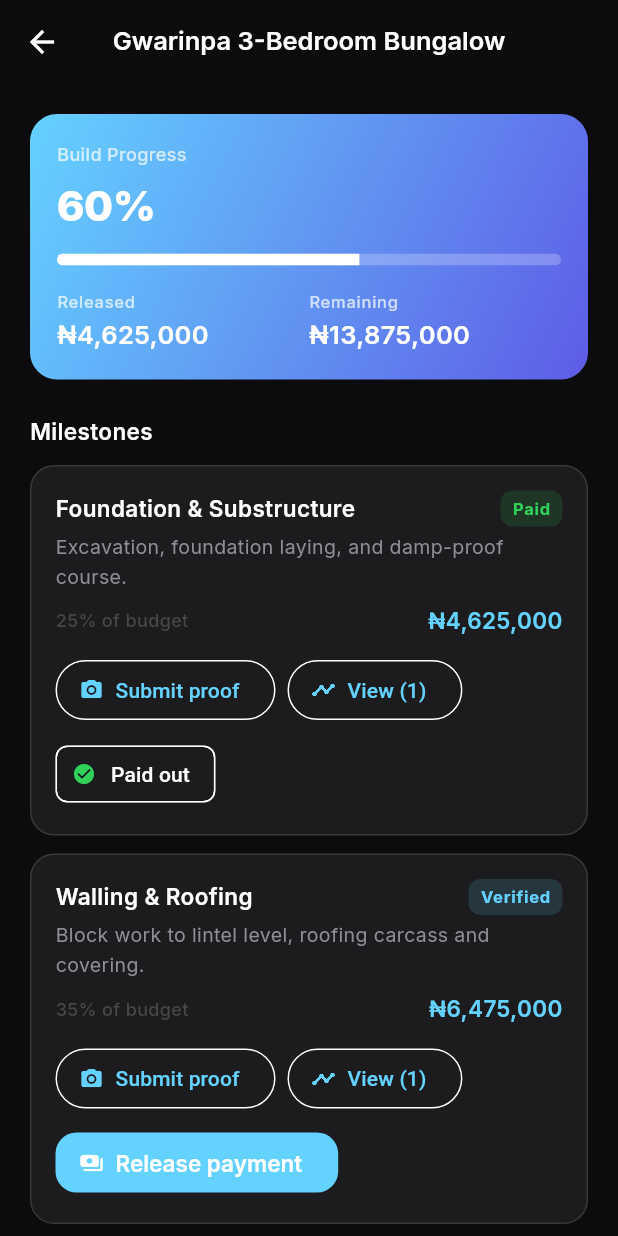
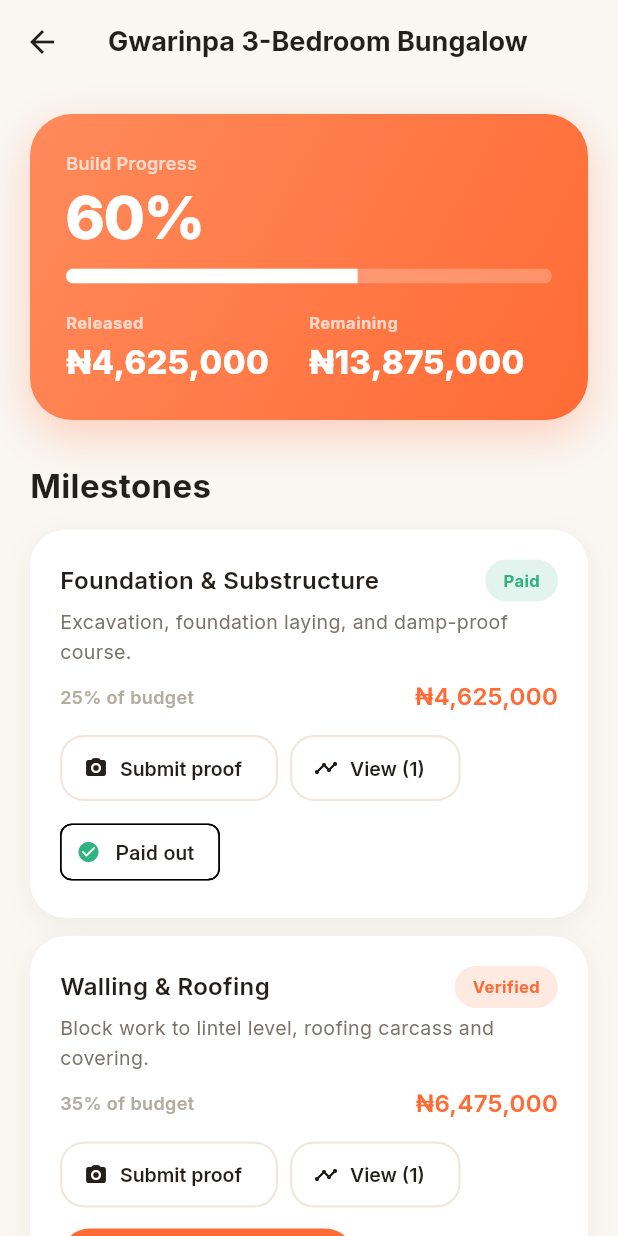
Before and after one commit to akinomosewo-cpu/buildwatch_ng, a Flutter app: the screen it shows after launch, after a tap on "Track build remotely", on a phone screen of 412 x 824 dp. Run offline on Flutter 3.47's test engine with Material 3 defaults, Android fonts, the phone set to English and light mode, and no system bars; our stand-ins replace bloc, camera, equatable, flutter_animate, flutter_bloc, gap and 2 more.

Commit message:
Redesign theme to warm light aesthetic with soft cards and chips
Switch the app theme from flat dark to a soft off-white/pastel light
palette with a single vibrant orange accent, bump card and button
border radii to 20-28px, replace flat borders with soft box-shadows,
increase display/headline type scale for stats and section titles,
and turn status labels into full-pill accent chips on the home
timeline and milestone payment screens. No route, logic, or
business-rule changes.

Co-Authored-By: Claude Sonnet 5 <noreply@anthropic.com>
Claude-Session: https://claude.ai/code/session_01J3m4FwQPKhnbpsGTtN5779

```diff
--- a/buildwatch_ng/lib/core/theme/app_theme.dart
+++ b/buildwatch_ng/lib/core/theme/app_theme.dart
@@ -4,47 +4,69 @@ import 'package:google_fonts/google_fonts.dart';
 
 class AppColors {
   AppColors._();
-  static const Color primary = Color(0xFF64D2FF);
-  static const Color success = Color(0xFF30D158);
-  static const Color warning = Color(0xFFFFD60A);
-  static const Color danger = Color(0xFFFF453A);
-  static const Color background = Color(0xFF0C0C0E);
-  static const Color surface = Color(0xFF1C1C1E);
-  static const Color surfaceElevated = Color(0xFF2C2C2E);
-  static const Color textPrimary = Color(0xFFFFFFFF);
-  static const Color textSecondary = Color(0xFF8E8E93);
-  static const Color textTertiary = Color(0xFF48484A);
-  static const Color border = Color(0xFF38383A);
+  // Single vibrant brand accent, used sparingly.
+  static const Color primary = Color(0xFFFF6B35);
+  static const Color primaryDark = Color(0xFFE8551F);
+  static const Color success = Color(0xFF2FB380);
+  static const Color warning = Color(0xFFF5A623);
+  static const Color danger = Color(0xFFE64545);
+  static const Color info = Color(0xFF5E7CE2);
+
+  // Soft off-white / pastel light surfaces.
+  static const Color background = Color(0xFFFAF6F1);
+  static const Color surface = Color(0xFFFFFFFF);
+  static const Color surfaceElevated = Color(0xFFFFF1E8);
+  static const Color textPrimary = Color(0xFF231F1A);
+  static const Color textSecondary = Color(0xFF7A736A);
+  static const Color textTertiary = Color(0xFFB4ACA1);
+  static const Color border = Color(0xFFF0E8DE);
+
   static const LinearGradient primaryGradient = LinearGradient(
-    colors: [Color(0xFF64D2FF), Color(0xFF5E5CE6)],
+    colors: [Color(0xFFFF8A5B), Color(0xFFFF6B35)],
     begin: Alignment.topLeft,
     end: Alignment.bottomRight,
   );
+
+  static List<BoxShadow> softShadow = [
+    BoxShadow(
+      color: const Color(0xFF231F1A).withOpacity(0.06),
+      blurRadius: 24,
+      offset: const Offset(0, 8),
+    ),
+  ];
+
+  static List<BoxShadow> cardShadow = [
+    BoxShadow(
+      color: const Color(0xFF231F1A).withOpacity(0.05),
+      blurRadius: 16,
+      offset: const Offset(0, 4),
+    ),
+  ];
 }
 
 class AppTextStyles {
   AppTextStyles._();
-  static TextStyle get displayLarge => GoogleFonts.inter(fontSize: 34, fontWeight: FontWeight.w700, letterSpacing: -0.5);
-  static TextStyle get displayMedium => GoogleFonts.inter(fontSize: 28, fontWeight: FontWeight.w700, letterSpacing: -0.3);
-  static TextStyle get displaySmall => GoogleFonts.inter(fontSize: 22, fontWeight: FontWeight.w600);
-  static TextStyle get headlineLarge => GoogleFonts.inter(fontSize: 20, fontWeight: FontWeight.w600);
-  static TextStyle get headlineMedium => GoogleFonts.inter(fontSize: 17, fontWeight: FontWeight.w600);
-  static TextStyle get headlineSmall => GoogleFonts.inter(fontSize: 15, fontWeight: FontWeight.w600);
+  static TextStyle get displayLarge => GoogleFonts.inter(fontSize: 40, fontWeight: FontWeight.w800, letterSpacing: -1.0, height: 1.05);
+  static TextStyle get displayMedium => GoogleFonts.inter(fontSize: 32, fontWeight: FontWeight.w800, letterSpacing: -0.6, height: 1.1);
+  static TextStyle get displaySmall => GoogleFonts.inter(fontSize: 26, fontWeight: FontWeight.w700, letterSpacing: -0.3);
+  static TextStyle get headlineLarge => GoogleFonts.inter(fontSize: 22, fontWeight: FontWeight.w700);
+  static TextStyle get headlineMedium => GoogleFonts.inter(fontSize: 18, fontWeight: FontWeight.w700);
+  static TextStyle get headlineSmall => GoogleFonts.inter(fontSize: 16, fontWeight: FontWeight.w600);
   static TextStyle get bodyLarge => GoogleFonts.inter(fontSize: 17, fontWeight: FontWeight.w400, height: 1.5);
   static TextStyle get bodyMedium => GoogleFonts.inter(fontSize: 15, fontWeight: FontWeight.w400, height: 1.5);
   static TextStyle get bodySmall => GoogleFonts.inter(fontSize: 13, fontWeight: FontWeight.w400, height: 1.5);
-  static TextStyle get labelLarge => GoogleFonts.inter(fontSize: 13, fontWeight: FontWeight.w500);
-  static TextStyle get labelMedium => GoogleFonts.inter(fontSize: 12, fontWeight: FontWeight.w500);
-  static TextStyle get labelSmall => GoogleFonts.inter(fontSize: 11, fontWeight: FontWeight.w500, letterSpacing: 0.5);
+  static TextStyle get labelLarge => GoogleFonts.inter(fontSize: 13, fontWeight: FontWeight.w600);
+  static TextStyle get labelMedium => GoogleFonts.inter(fontSize: 12, fontWeight: FontWeight.w600);
+  static TextStyle get labelSmall => GoogleFonts.inter(fontSize: 11, fontWeight: FontWeight.w700, letterSpacing: 0.3);
 }
 
 class AppTheme {
   AppTheme._();
-  static ThemeData get dark => ThemeData(
+  static ThemeData get light => ThemeData(
     useMaterial3: true,
-    brightness: Brightness.dark,
+    brightness: Brightness.light,
     scaffoldBackgroundColor: AppColors.background,
-    colorScheme: const ColorScheme.dark(
+    colorScheme: const ColorScheme.light(
       primary: AppColors.primary,
       surface: AppColors.surface,
       error: AppColors.danger,
@@ -56,14 +78,14 @@ class AppTheme {
       elevation: 0,
       scrolledUnderElevation: 0,
       centerTitle: true,
-      systemOverlayStyle: SystemUiOverlayStyle.light,
+      systemOverlayStyle: SystemUiOverlayStyle.dark,
       titleTextStyle: AppTextStyles.headlineMedium.copyWith(color: AppColors.textPrimary),
       iconTheme: const IconThemeData(color: AppColors.textPrimary),
     ),
     cardTheme: CardThemeData(
       color: AppColors.surface,
       elevation: 0,
-      shape: RoundedRectangleBorder(borderRadius: BorderRadius.circular(16)),
+      shape: RoundedRectangleBorder(borderRadius: BorderRadius.circular(24)),
       margin: EdgeInsets.zero,
     ),
     elevatedButtonTheme: ElevatedButtonThemeData(
@@ -72,19 +94,32 @@ class AppTheme {
         foregroundColor: Colors.white,
         elevation: 0,
         minimumSize: const Size(double.infinity, 56),
-        shape: RoundedRectangleBorder(borderRadius: BorderRadius.circular(14)),
+        shape: RoundedRectangleBorder(borderRadius: BorderRadius.circular(20)),
         textStyle: AppTextStyles.headlineSmall,
+      ),
+    ),
+    outlinedButtonTheme: OutlinedButtonThemeData(
+      style: OutlinedButton.styleFrom(
+        foregroundColor: AppColors.textPrimary,
+        side: const BorderSide(color: AppColors.border, width: 1.5),
+        minimumSize: const Size(0, 44),
+        shape: RoundedRectangleBorder(borderRadius: BorderRadius.circular(16)),
+        textStyle: AppTextStyles.labelLarge,
       ),
     ),
     inputDecorationTheme: InputDecorationTheme(
       filled: true,
       fillColor: AppColors.surface,
-      border: OutlineInputBorder(borderRadius: BorderRadius.circular(12), borderSide: const BorderSide(color: AppColors.border)),
-      enabledBorder: OutlineInputBorder(borderRadius: BorderRadius.circular(12), borderSide: const BorderSide(color: AppColors.border)),
-      focusedBorder: OutlineInputBorder(borderRadius: BorderRadius.circular(12), borderSide: const BorderSide(color: AppColors.primary, width: 2)),
-      contentPadding: const EdgeInsets.symmetric(horizontal: 16, vertical: 16),
+      border: OutlineInputBorder(borderRadius: BorderRadius.circular(20), borderSide: const BorderSide(color: AppColors.border)),
+      enabledBorder: OutlineInputBorder(borderRadius: BorderRadius.circular(20), borderSide: const BorderSide(color: AppColors.border)),
+      focusedBorder: OutlineInputBorder(borderRadius: BorderRadius.circular(20), borderSide: const BorderSide(color: AppColors.primary, width: 2)),
+      contentPadding: const EdgeInsets.symmetric(horizontal: 18, vertical: 16),
       hintStyle: AppTextStyles.bodyMedium.copyWith(color: AppColors.textSecondary),
     ),
-    dividerTheme: const DividerThemeData(color: AppColors.border, thickness: 0.5),
+    dividerTheme: const DividerThemeData(color: AppColors.border, thickness: 1),
   );
+
+  // Kept for compatibility with anything referencing AppTheme.dark; now maps
+  // to the same warm, light theme used across the app.
+  static ThemeData get dark => light;
 }
--- a/buildwatch_ng/lib/presentation/pages/home_page.dart
+++ b/buildwatch_ng/lib/presentation/pages/home_page.dart
@@ -35,9 +35,9 @@ class _HomePageState extends State<HomePage> {
                   backgroundColor: AppColors.background,
                   title: Row(children: [
                     Container(
-                      width: 32, height: 32,
-                      decoration: BoxDecoration(gradient: AppColors.primaryGradient, borderRadius: BorderRadius.circular(8)),
-                      child: const Icon(Icons.construction_rounded, color: Colors.white, size: 17),
+                      width: 36, height: 36,
+                      decoration: BoxDecoration(gradient: AppColors.primaryGradient, borderRadius: BorderRadius.circular(12)),
+                      child: const Icon(Icons.construction_rounded, color: Colors.white, size: 18),
                     ),
                     const Gap(10),
                     Text('BuildWatch NG', style: AppTextStyles.headlineMedium.copyWith(color: AppColors.textPrimary)),
@@ -55,7 +55,7 @@ class _HomePageState extends State<HomePage> {
                 SliverPadding(
                   padding: const EdgeInsets.symmetric(horizontal: 20),
                   sliver: SliverList(delegate: SliverChildListDelegate([
-                    const Gap(8),
+                    const Gap(12),
                     Row(children: [
                       Expanded(child: _StatCard(label: 'Projects', value: state is AppLoaded ? state.items.length.toString() : '0', color: AppColors.primary).animate(delay: 50.ms).fadeIn().slideY(begin: 0.1)),
                       const Gap(12),
@@ -64,7 +64,7 @@ class _HomePageState extends State<HomePage> {
                       Expanded(child: _StatCard(label: 'Alerts', value: state is AppLoaded ? state.items.where((i) => i['status'] == 'pending').length.toString() : '0', color: AppColors.warning).animate(delay: 150.ms).fadeIn().slideY(begin: 0.1)),
                     ]),
                     const Gap(24),
-                    Text('What you can do', style: AppTextStyles.headlineSmall.copyWith(color: AppColors.textPrimary)),
+                    Text('What you can do', style: AppTextStyles.headlineLarge.copyWith(color: AppColors.textPrimary)),
                     const Gap(12),
                     _FeatureCard(
                       icon: Icons.check_circle_outline_rounded,
@@ -89,14 +89,21 @@ class _HomePageState extends State<HomePage> {
                       onTap: () => Navigator.push(context, MaterialPageRoute(builder: (_) => const PriceTrackerPage())),
                     ).animate(delay: 300.ms).fadeIn().slideX(begin: -0.1),
                     const Gap(24),
-                    Text('Recent Activity', style: AppTextStyles.headlineSmall.copyWith(color: AppColors.textPrimary)),
+                    Text('Recent Activity', style: AppTextStyles.headlineLarge.copyWith(color: AppColors.textPrimary)),
                     const Gap(12),
                     if (state is AppLoaded && state.items.isEmpty)
                       Container(
                         padding: const EdgeInsets.all(32),
-                        decoration: BoxDecoration(color: AppColors.surface, borderRadius: BorderRadius.circular(16), border: Border.all(color: AppColors.border)),
+                        decoration: BoxDecoration(
+                          color: AppColors.surfaceElevated,
+                          borderRadius: BorderRadius.circular(24),
+                        ),
                         child: Column(children: [
-                          Icon(Icons.construction_rounded, color: AppColors.textTertiary, size: 40),
+                          Container(
+                            padding: const EdgeInsets.all(16),
+                            decoration: BoxDecoration(color: AppColors.primary.withOpacity(0.12), shape: BoxShape.circle),
+                            child: const Icon(Icons.construction_rounded, color: AppColors.primary, size: 32),
+                          ),
                           const Gap(12),
                           Text('Nothing here yet', style: AppTextStyles.bodyMedium.copyWith(color: AppColors.textSecondary)),
                           const Gap(4),
@@ -141,11 +148,15 @@ class _StatCard extends StatelessWidget {
   const _StatCard({required this.label, required this.value, required this.color});
   @override
   Widget build(BuildContext context) => Container(
-    padding: const EdgeInsets.all(14),
-    decoration: BoxDecoration(color: AppColors.surface, borderRadius: BorderRadius.circular(14), border: Border.all(color: AppColors.border)),
+    padding: const EdgeInsets.symmetric(vertical: 18, horizontal: 12),
+    decoration: BoxDecoration(
+      color: AppColors.surface,
+      borderRadius: BorderRadius.circular(22),
+      boxShadow: AppColors.cardShadow,
+    ),
     child: Column(children: [
       Text(value, style: AppTextStyles.displaySmall.copyWith(color: color, fontWeight: FontWeight.w800)),
-      const Gap(2),
+      const Gap(4),
       Text(label, style: AppTextStyles.labelSmall.copyWith(color: AppColors.textSecondary), textAlign: TextAlign.center),
     ]),
   );
@@ -160,15 +171,19 @@ class _FeatureCard extends StatelessWidget {
   @override
   Widget build(BuildContext context) => InkWell(
     onTap: onTap,
-    borderRadius: BorderRadius.circular(12),
+    borderRadius: BorderRadius.circular(20),
     child: Container(
       padding: const EdgeInsets.all(16),
-      decoration: BoxDecoration(color: AppColors.surface, borderRadius: BorderRadius.circular(12), border: Border.all(color: AppColors.border)),
+      decoration: BoxDecoration(
+        color: AppColors.surface,
+        borderRadius: BorderRadius.circular(20),
+        boxShadow: AppColors.cardShadow,
+      ),
       child: Row(children: [
-        Container(padding: const EdgeInsets.all(8), decoration: BoxDecoration(color: color.withOpacity(0.12), borderRadius: BorderRadius.circular(8)),
-          child: Icon(icon, color: color, size: 16)),
+        Container(padding: const EdgeInsets.all(10), decoration: BoxDecoration(color: color.withOpacity(0.12), borderRadius: BorderRadius.circular(14)),
+          child: Icon(icon, color: color, size: 18)),
         const Gap(14),
-        Expanded(child: Text(label, style: AppTextStyles.bodyMedium.copyWith(color: AppColors.textPrimary))),
+        Expanded(child: Text(label, style: AppTextStyles.bodyMedium.copyWith(color: AppColors.textPrimary, fontWeight: FontWeight.w600))),
         const Icon(Icons.chevron_right_rounded, color: AppColors.textTertiary, size: 18),
       ]),
     ),
@@ -187,21 +202,25 @@ class _ItemTile extends StatelessWidget {
       direction: DismissDirection.endToStart,
       background: Container(
         alignment: Alignment.centerRight, padding: const EdgeInsets.only(right: 20),
-        decoration: BoxDecoration(color: AppColors.danger.withOpacity(0.2), borderRadius: BorderRadius.circular(12)),
+        decoration: BoxDecoration(color: AppColors.danger.withOpacity(0.15), borderRadius: BorderRadius.circular(20)),
         child: const Icon(Icons.delete_outline_rounded, color: AppColors.danger),
       ),
       onDismissed: (_) => onDelete(),
       child: Container(
-        padding: const EdgeInsets.all(16),
-        decoration: BoxDecoration(color: AppColors.surface, borderRadius: BorderRadius.circular(12), border: Border.all(color: AppColors.border)),
+        padding: const EdgeInsets.all(18),
+        decoration: BoxDecoration(
+          color: AppColors.surface,
+          borderRadius: BorderRadius.circular(20),
+          boxShadow: AppColors.cardShadow,
+        ),
         child: Row(children: [
           Expanded(child: Column(crossAxisAlignment: CrossAxisAlignment.start, children: [
             Text(title, style: AppTextStyles.headlineSmall.copyWith(color: AppColors.textPrimary)),
             if (subtitle.isNotEmpty) Text(subtitle, style: AppTextStyles.labelMedium.copyWith(color: AppColors.textSecondary)),
           ])),
           Container(
-            padding: const EdgeInsets.symmetric(horizontal: 8, vertical: 4),
-            decoration: BoxDecoration(color: statusColor.withOpacity(0.12), borderRadius: BorderRadius.circular(6)),
+            padding: const EdgeInsets.symmetric(horizontal: 12, vertical: 6),
+            decoration: BoxDecoration(color: statusColor.withOpacity(0.14), borderRadius: BorderRadius.circular(999)),
             child: Text(status, style: AppTextStyles.labelSmall.copyWith(color: statusColor, fontWeight: FontWeight.w700)),
           ),
         ]),
--- a/buildwatch_ng/lib/presentation/pages/milestone_payment_page.dart
+++ b/buildwatch_ng/lib/presentation/pages/milestone_payment_page.dart
@@ -104,9 +104,9 @@ class _MilestonePaymentPageState extends State<MilestonePaymentPage> {
             released: _currency.format(released),
             remaining: _currency.format(remaining),
           ),
-          const Gap(24),
-          Text('Milestones', style: AppTextStyles.headlineSmall.copyWith(color: AppColors.textPrimary)),
-          const Gap(12),
+          const Gap(28),
+          Text('Milestones', style: AppTextStyles.headlineLarge.copyWith(color: AppColors.textPrimary)),
+          const Gap(14),
           ..._project.milestones.map((m) => Padding(
                 padding: const EdgeInsets.only(bottom: 12),
                 child: _MilestoneCard(
@@ -138,10 +138,13 @@ class _ProgressCard extends StatelessWidget {
   @override
   Widget build(BuildContext context) {
     return Container(
-      padding: const EdgeInsets.all(18),
+      padding: const EdgeInsets.all(24),
       decoration: BoxDecoration(
         gradient: AppColors.primaryGradient,
-        borderRadius: BorderRadius.circular(18),
+        borderRadius: BorderRadius.circular(28),
+        boxShadow: [
+          BoxShadow(color: AppColors.primary.withOpacity(0.28), blurRadius: 24, offset: const Offset(0, 10)),
+        ],
       ),
       child: Column(
         crossAxisAlignment: CrossAxisAlignment.start,
@@ -149,18 +152,18 @@ class _ProgressCard extends StatelessWidget {
           Text('Build Progress', style: AppTextStyles.labelMedium.copyWith(color: Colors.white70)),
           const Gap(6),
           Text('${progress.toStringAsFixed(0)}%',
-              style: AppTextStyles.displayMedium.copyWith(color: Colors.white, fontWeight: FontWeight.w800)),
-          const Gap(12),
+              style: AppTextStyles.displayLarge.copyWith(color: Colors.white, fontWeight: FontWeight.w800)),
+          const Gap(14),
           ClipRRect(
-            borderRadius: BorderRadius.circular(8),
+            borderRadius: BorderRadius.circular(999),
             child: LinearProgressIndicator(
               value: progress / 100,
-              minHeight: 8,
+              minHeight: 10,
               backgroundColor: Colors.white24,
               valueColor: const AlwaysStoppedAnimation(Colors.white),
             ),
           ),
-          const Gap(16),
+          const Gap(18),
           Row(
             children: [
               Expanded(
@@ -187,7 +190,7 @@ class _StatColumn extends StatelessWidget {
         children: [
           Text(label, style: AppTextStyles.labelSmall.copyWith(color: Colors.white70)),
           const Gap(2),
-          Text(value, style: AppTextStyles.headlineMedium.copyWith(color: Colors.white)),
+          Text(value, style: AppTextStyles.headlineLarge.copyWith(color: Colors.white, fontWeight: FontWeight.w800)),
         ],
       );
 }
@@ -213,11 +216,11 @@ class _MilestoneCard extends StatelessWidget {
   Widget build(BuildContext context) {
     final statusMeta = _statusMeta(milestone.status);
     return Container(
-      padding: const EdgeInsets.all(16),
+      padding: const EdgeInsets.all(20),
       decoration: BoxDecoration(
         color: AppColors.surface,
-        borderRadius: BorderRadius.circular(16),
-        border: Border.all(color: AppColors.border),
+        borderRadius: BorderRadius.circular(24),
+        boxShadow: AppColors.cardShadow,
       ),
       child: Column(
         crossAxisAlignment: CrossAxisAlignment.start,
@@ -229,10 +232,10 @@ class _MilestoneCard extends StatelessWidget {
                     style: AppTextStyles.headlineSmall.copyWith(color: AppColors.textPrimary)),
               ),
               Container(
-                padding: const EdgeInsets.symmetric(horizontal: 8, vertical: 4),
+                padding: const EdgeInsets.symmetric(horizontal: 12, vertical: 6),
                 decoration: BoxDecoration(
                   color: statusMeta.color.withOpacity(0.14),
-                  borderRadius: BorderRadius.circular(8),
+                  borderRadius: BorderRadius.circular(999),
                 ),
                 child: Text(statusMeta.label,
                     style: AppTextStyles.labelSmall.copyWith(color: statusMeta.color, fontWeight: FontWeight.w700)),
```
